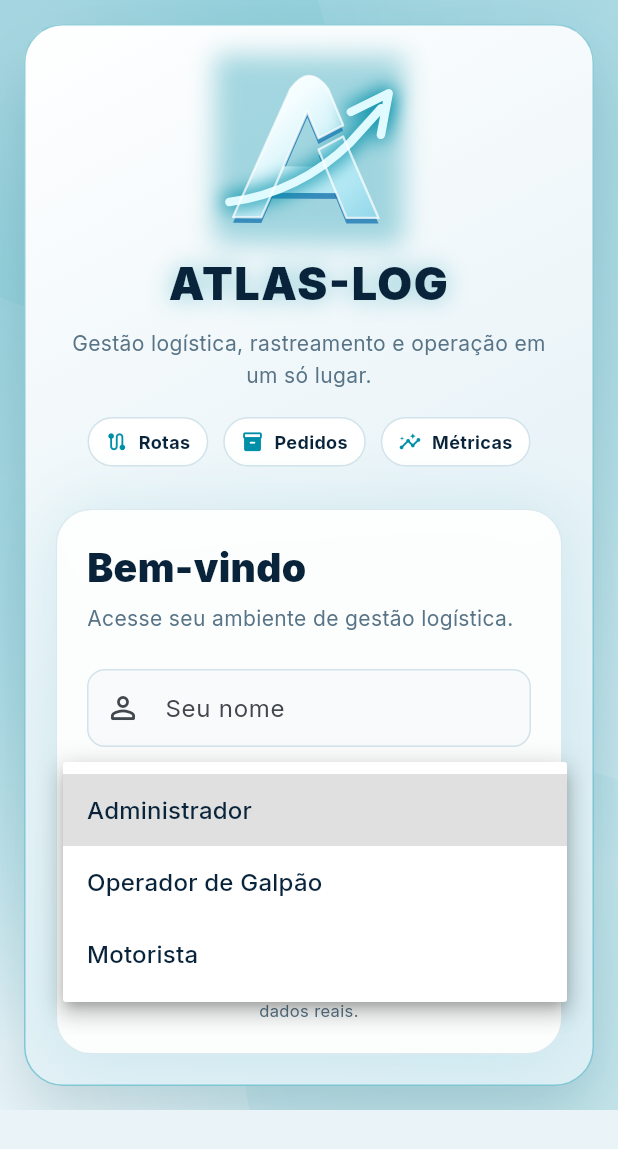
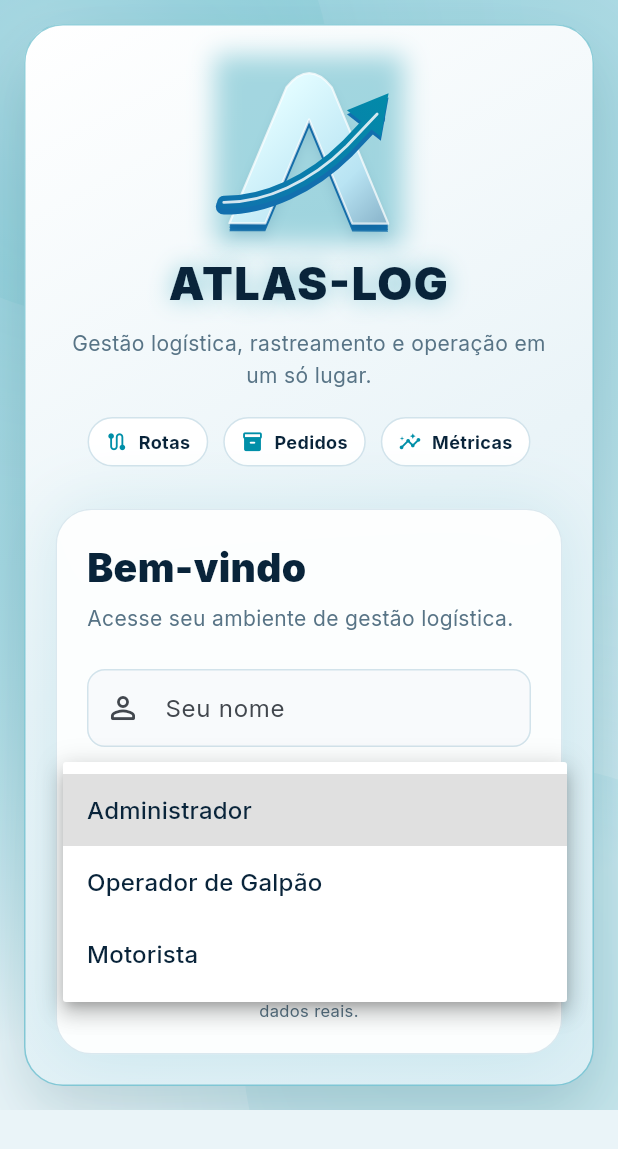
Before and after one commit to leohamil31/ATLAS-LOG-, a Flutter app: the screen it shows after launch, after a tap on "Administrador", on a phone screen of 412 x 824 dp. Shown: the top 1149 px of the screen. Run offline on Flutter 3.47's test engine with Material 3 defaults, Android fonts, the phone set to English and light mode, and no system bars; our stand-ins replace flutter_map, google_fonts, latlong2, pdf, printing, qr_flutter and 3 more; missing offline and left inert: dart:js_interop.

Commit message:
Refine Atlas logo with polished 3D mark
Redraw the Atlas A as a clean cutout mark with subtle layered metallic extrusion and an integrated blue growth arrow. Reduce the hover spin to a restrained tilt for a more polished brand mark.

Co-authored-by: Copilot <223556219+Copilot@users.noreply.github.com>

```diff
--- a/lib/widgets/atlas_logo_3d.dart
+++ b/lib/widgets/atlas_logo_3d.dart
@@ -84,11 +84,11 @@ class _AtlasLogo3DState extends State<AtlasLogo3D>
               alignment: Alignment.center,
               transform: Matrix4.identity()
                 ..setEntry(3, 2, 0.0025)
-                ..rotateY(turn * math.pi * 2)
-                ..rotateZ(math.sin(float * math.pi * 2) * 0.035)
+                ..rotateY(turn * 0.08)
+                ..rotateZ(math.sin(float * math.pi * 2) * 0.018)
                 ..translateByDouble(
                   0.0,
-                  math.sin(float * math.pi * 2) * -2.0,
+                  math.sin(float * math.pi * 2) * -1.2,
                   0.0,
                   1.0,
                 ),
@@ -181,100 +181,117 @@ class _AtlasMarkPainter extends CustomPainter {
     final scale = unit / 100;
     Offset point(double x, double y) =>
         Offset(offset.dx + x * scale, offset.dy + y * scale);
-    final leftLeg = Path()
-      ..moveTo(point(10, 86).dx, point(10, 86).dy)
-      ..lineTo(point(40, 18).dx, point(40, 18).dy)
+    Path mapPath(Path source, Offset shift) => source.transform(
+      (Matrix4.identity()..translateByDouble(shift.dx, shift.dy, 0, 1)).storage,
+    );
+
+    final outerA = Path()
+      ..moveTo(point(8, 89).dx, point(8, 89).dy)
+      ..lineTo(point(38, 17).dx, point(38, 17).dy)
       ..quadraticBezierTo(
-        point(50, 4).dx,
-        point(50, 4).dy,
-        point(60, 18).dx,
-        point(60, 18).dy,
+        point(50, 2).dx,
+        point(50, 2).dy,
+        point(62, 17).dx,
+        point(62, 17).dy,
       )
-      ..lineTo(point(68, 37).dx, point(68, 37).dy)
-      ..lineTo(point(55, 44).dx, point(55, 44).dy)
-      ..lineTo(point(49, 30).dx, point(49, 30).dy)
-      ..lineTo(point(25, 86).dx, point(25, 86).dy)
+      ..lineTo(point(92, 89).dx, point(92, 89).dy)
+      ..lineTo(point(73, 89).dx, point(73, 89).dy)
+      ..lineTo(point(50, 34).dx, point(50, 34).dy)
+      ..lineTo(point(27, 89).dx, point(27, 89).dy)
       ..close();
-    final rightLeg = Path()
-      ..moveTo(point(55, 50).dx, point(55, 50).dy)
-      ..lineTo(point(68, 43).dx, point(68, 43).dy)
-      ..lineTo(point(87, 86).dx, point(87, 86).dy)
-      ..lineTo(point(70, 86).dx, point(70, 86).dy)
+    final innerCutout = Path()
+      ..moveTo(point(41, 65).dx, point(41, 65).dy)
+      ..lineTo(point(50, 43).dx, point(50, 43).dy)
+      ..lineTo(point(59, 65).dx, point(59, 65).dy)
       ..close();
-    final crossbar = Path()
-      ..moveTo(point(31, 59).dx, point(31, 59).dy)
-      ..lineTo(point(67, 59).dx, point(67, 59).dy)
-      ..lineTo(point(74, 73).dx, point(74, 73).dy)
-      ..lineTo(point(25, 73).dx, point(25, 73).dy)
-      ..close();
-    final arrow = Path()
-      ..moveTo(point(8, 78).dx, point(8, 78).dy)
-      ..cubicTo(
-        point(29, 75).dx,
-        point(29, 75).dy,
-        point(52, 66).dx,
-        point(52, 66).dy,
-        point(72, 46).dx,
-        point(72, 46).dy,
-      )
-      ..lineTo(point(88, 28).dx, point(88, 28).dy);
-    final arrowHead = Path()
-      ..moveTo(point(72, 30).dx, point(72, 30).dy)
-      ..lineTo(point(92, 20).dx, point(92, 20).dy)
-      ..lineTo(point(88, 42).dx, point(88, 42).dy);
-
+    final aMark = Path.combine(PathOperation.difference, outerA, innerCutout);
+    final aExtrusion = Paint()
+      ..style = PaintingStyle.fill
+      ..color = blue.withValues(alpha: 0.88);
+    for (var layer = 5; layer >= 1; layer--) {
+      canvas.drawPath(
+        mapPath(aMark, Offset(0, layer * 0.85 * scale)),
+        aExtrusion,
+      );
+    }
     final metal = Paint()
       ..style = PaintingStyle.fill
-      ..shader = const LinearGradient(
+      ..shader = LinearGradient(
         begin: Alignment.topLeft,
         end: Alignment.bottomRight,
         colors: [
           Colors.white,
-          Color(0xFFF4FDFF),
-          Color(0xFFB7EAF5),
-          Color(0xFF78C9E0),
+          highlight,
+          const Color(0xFFB9E4F3),
+          const Color(0xFF739EB8),
         ],
+        stops: const [0, 0.3, 0.68, 1],
       ).createShader(bounds);
-    final darkExtrusion = Paint()
-      ..style = PaintingStyle.fill
-      ..color = blue.withValues(alpha: 0.72);
+    canvas.drawShadow(aMark, blue.withValues(alpha: 0.3), 3 * scale, false);
+    canvas.drawPath(aMark, metal);
+    final bevel = Paint()
+      ..style = PaintingStyle.stroke
+      ..strokeWidth = 1.15 * scale
+      ..strokeJoin = StrokeJoin.round
+      ..color = Colors.white.withValues(alpha: 0.72);
+    canvas.drawPath(outerA, bevel);
 
-    canvas.save();
-    canvas.translate(0, 3 * scale);
-    canvas.drawPath(leftLeg, darkExtrusion);
-    canvas.drawPath(rightLeg, darkExtrusion);
-    canvas.drawPath(crossbar, darkExtrusion);
-    canvas.restore();
-    canvas.drawPath(leftLeg, metal);
-    canvas.drawPath(rightLeg, metal);
-    canvas.drawPath(crossbar, metal);
-
-    final arrowPaint = Paint()
+    final arrow = Path()
+      ..moveTo(point(5, 78).dx, point(5, 78).dy)
+      ..cubicTo(
+        point(27, 78).dx,
+        point(27, 78).dy,
+        point(51, 67).dx,
+        point(51, 67).dy,
+        point(70, 48).dx,
+        point(70, 48).dy,
+      )
+      ..lineTo(point(86, 31).dx, point(86, 31).dy);
+    final arrowHead = Path()
+      ..moveTo(point(70, 29).dx, point(70, 29).dy)
+      ..lineTo(point(92, 20).dx, point(92, 20).dy)
+      ..lineTo(point(88, 43).dx, point(88, 43).dy)
+      ..close();
+    final arrowExtrusion = Paint()
       ..style = PaintingStyle.stroke
-      ..strokeWidth = 8 * scale
+      ..strokeWidth = 8.5 * scale
       ..strokeCap = StrokeCap.round
       ..strokeJoin = StrokeJoin.round
-      ..color = cyan
-      ..maskFilter = MaskFilter.blur(BlurStyle.normal, 5 * scale);
-    canvas.drawPath(arrow, arrowPaint);
-    canvas.drawPath(arrowHead, arrowPaint..strokeWidth = 7 * scale);
+      ..color = blue;
+    canvas.drawPath(mapPath(arrow, Offset(0, 2.2 * scale)), arrowExtrusion);
+    canvas.drawPath(
+      mapPath(arrowHead, Offset(0, 2.2 * scale)),
+      Paint()
+        ..style = PaintingStyle.fill
+        ..color = blue,
+    );
     final arrowFace = Paint()
       ..style = PaintingStyle.stroke
-      ..strokeWidth = 4.5 * scale
+      ..strokeWidth = 7 * scale
       ..strokeCap = StrokeCap.round
       ..strokeJoin = StrokeJoin.round
-      ..color = highlight;
+      ..shader = LinearGradient(
+        begin: Alignment.bottomLeft,
+        end: Alignment.topRight,
+        colors: [blue, cyan],
+      ).createShader(bounds);
     canvas.drawPath(arrow, arrowFace);
-    canvas.drawPath(arrowHead, arrowFace);
-
-    final bevel = Paint()
-      ..style = PaintingStyle.stroke
-      ..strokeWidth = 1.2 * scale
-      ..strokeCap = StrokeCap.round
-      ..strokeJoin = StrokeJoin.round
-      ..color = Colors.white.withValues(alpha: 0.72);
-    canvas.drawPath(leftLeg, bevel);
-    canvas.drawPath(rightLeg, bevel);
+    final arrowTipPaint = Paint()
+      ..style = PaintingStyle.fill
+      ..shader = LinearGradient(
+        begin: Alignment.bottomLeft,
+        end: Alignment.topRight,
+        colors: [blue, cyan],
+      ).createShader(bounds);
+    canvas.drawPath(arrowHead, arrowTipPaint);
+    canvas.drawPath(
+      arrow,
+      Paint()
+        ..style = PaintingStyle.stroke
+        ..strokeWidth = 1.5 * scale
+        ..strokeCap = StrokeCap.round
+        ..color = Colors.white.withValues(alpha: 0.82),
+    );
   }
 
   @override
```
